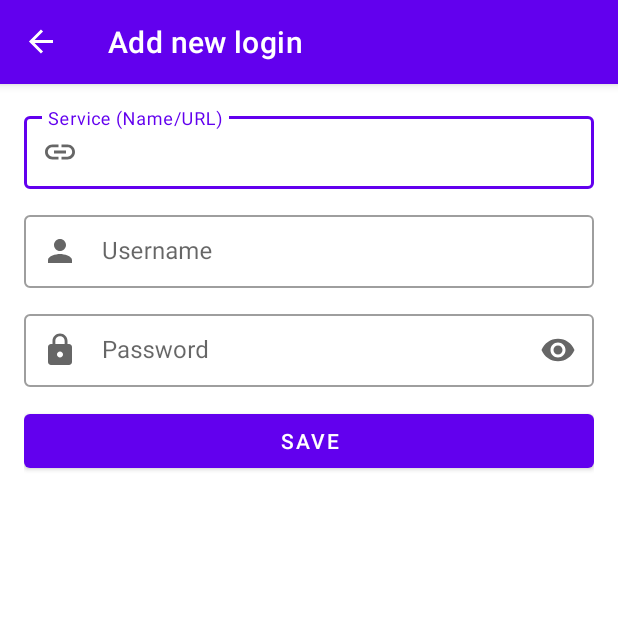
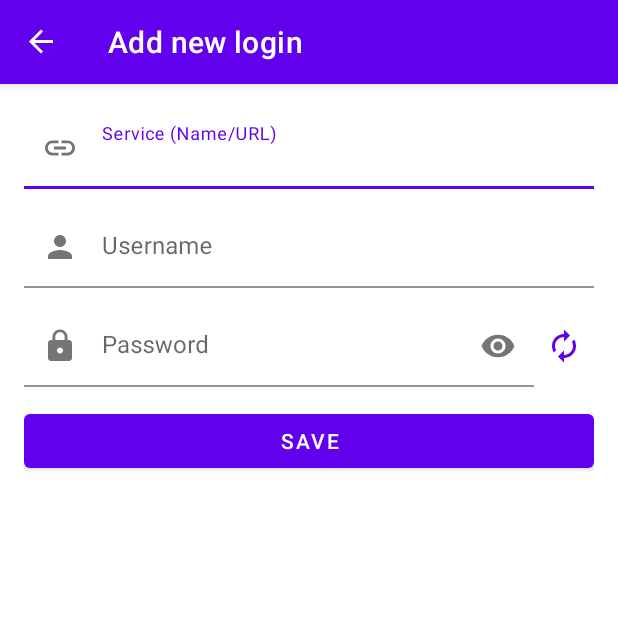
Before and after one commit to pranshu-s18/OnePass, an Android app: the screen it shows after launch (MainActivity), after a tap on "Add new login", on a phone screen of 412 x 824 dp, the top half of it. Run offline under Robolectric (Android 15) with nearby library versions, the phone set to English and light mode, and no system bars; our stand-ins replace navigation-ui.

Commit message:
Add Credentials Functionality - Added generator as dialog - Regenerate password manually - Code reformatting

```diff
--- a/app/src/main/res/layout/fragment_add_credential.xml
+++ b/app/src/main/res/layout/fragment_add_credential.xml
@@ -7,13 +7,12 @@
     android:layout_margin="16dp"
     tools:context=".AddCredential">
 
+    <!-- Input field (Service name/URL) -->
     <com.google.android.material.textfield.TextInputLayout
         android:id="@+id/serviceLayout"
-        style="@style/Widget.MaterialComponents.TextInputLayout.OutlinedBox.Dense"
+        style="@style/TextInputLayout.FilledBox.Dense"
         android:layout_width="match_parent"
-        android:layout_height="wrap_content"
-        android:layout_marginBottom="12dp"
-        android:hint="Service (Name/URL)"
+        android:hint="@string/input_hint_service"
         app:startIconDrawable="@drawable/icon_link">
 
         <com.google.android.material.textfield.TextInputEditText
@@ -21,40 +20,42 @@
             android:layout_width="match_parent"
             android:layout_height="wrap_content"
             android:inputType="textUri"
-            android:maxLines="1"
             android:nextFocusDown="@id/usernameEditText" />
 
     </com.google.android.material.textfield.TextInputLayout>
 
+    <!-- Input field (Username) with Autofill -->
     <com.google.android.material.textfield.TextInputLayout
         android:id="@+id/usernameLayout"
-        style="@style/Widget.MaterialComponents.TextInputLayout.OutlinedBox.Dense"
+        style="@style/TextInputLayout.FilledBox.Dense"
         android:layout_width="match_parent"
-        android:layout_height="wrap_content"
         android:layout_below="@id/serviceLayout"
-        android:layout_marginBottom="12dp"
-        android:autofillHints="username"
-        android:hint="Username"
+        android:autofillHints="username,email-address"
+        android:hint="@string/input_hint_username"
         app:startIconDrawable="@drawable/icon_profile">
 
         <com.google.android.material.textfield.TextInputEditText
             android:id="@+id/usernameEditText"
             android:layout_width="match_parent"
             android:layout_height="wrap_content"
-            android:inputType="textEmailAddress"
-            android:maxLines="1" />
+            android:inputType="textEmailAddress" />
 
     </com.google.android.material.textfield.TextInputLayout>
 
-    <com.google.android.material.textfield.TextInputLayout
+    <!-- Input field (Password) with Autofill and Generator -->
+    <LinearLayout
         android:id="@+id/passwordLayout"
-        style="@style/Widget.MaterialComponents.TextInputLayout.OutlinedBox.Dense"
         android:layout_width="match_parent"
         android:layout_height="wrap_content"
         android:layout_below="@id/usernameLayout"
-        android:layout_marginBottom="12dp"
+        android:orientation="horizontal">
+
+        <com.google.android.material.textfield.TextInputLayout
+            style="@style/TextInputLayout.FilledBox.Dense"
+            android:layout_width="0dp"
+            android:layout_weight="1"
             android:autofillHints="password"
-        android:hint="Password"
+            android:hint="@string/input_hint_password"
             app:endIconMode="password_toggle"
             app:startIconDrawable="@drawable/icon_password">
 
@@ -67,12 +68,24 @@
 
         </com.google.android.material.textfield.TextInputLayout>
 
+        <!-- Password Generator Button -->
+        <Button
+            android:id="@+id/generatePasswordBtn"
+            style="@style/Button.Icon"
+            android:layout_gravity="start"
+            android:drawableEnd="@drawable/icon_renew"
+            android:minHeight="53dp"
+            android:paddingHorizontal="8dp"
+            android:paddingVertical="0dp" />
+
+    </LinearLayout>
+
+    <!-- Encrypt and Save Credentials -->
     <Button
         android:id="@+id/saveCredentials"
         android:layout_width="match_parent"
         android:layout_height="wrap_content"
         android:layout_below="@id/passwordLayout"
-        android:text="Save"
-        tools:ignore="HardcodedText" />
+        android:text="@string/button_save" />
 
 </RelativeLayout>
--- a/app/src/main/res/values/strings.xml
+++ b/app/src/main/res/values/strings.xml
@@ -31,4 +31,17 @@
     <string name="pref_screenshots_key">screenshots</string>
     <string name="pref_clearClipboard_key">clearClipboard</string>
     <string name="pref_clearData_key">clearData</string>
+
+    <!-- Input field -->
+    <string name="input_hint_service">Service (Name/URL)</string>
+    <string name="input_hint_username">Username</string>
+    <string name="input_hint_password">Password</string>
+
+    <!-- Button -->
+    <string name="button_save">Save</string>
+    <string name="button_copy">Copy</string>
+    <string name="password_lowercase">Lowercase (a-z)</string>
+    <string name="password_uppercase">Uppercase (A-Z)</string>
+    <string name="password_numbers">Numbers (0-9)</string>
+    <string name="password_symbols">Symbols</string>
 </resources>
--- a/app/src/main/res/values/themes.xml
+++ b/app/src/main/res/values/themes.xml
@@ -32,4 +32,12 @@
         <item name="android:layout_height">wrap_content</item>
         <item name="android:minWidth">0dp</item>
     </style>
+
+    <!-- Text Input (Filled) -->
+    <style name="TextInputLayout.FilledBox.Dense" parent="Widget.MaterialComponents.TextInputLayout.FilledBox.Dense">
+        <item name="boxBackgroundColor">@android:color/transparent</item>
+        <item name="android:layout_marginBottom">12dp</item>
+        <item name="android:layout_height">wrap_content</item>
+        <item name="maxLines">1</item>
+    </style>
 </resources>
```
Also changed, not shown: app/src/main/java/in/co/prototek/onepass/AddCredential.kt (+50 -5 lines), app/src/main/java/in/co/prototek/onepass/Generator.kt (+41 -10 lines), app/src/main/res/layout/fragment_generator.xml (+16 -8 lines). Lines whose indentation alone changed are shown as unchanged.
